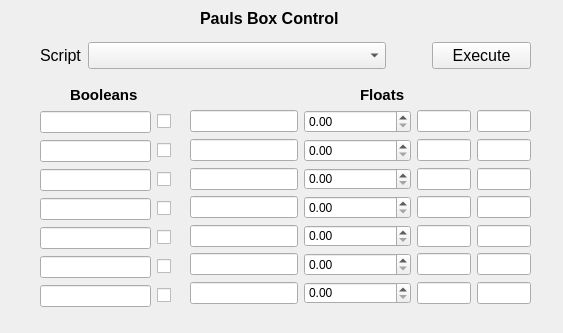
Above: lattice/old_files/paulboxfrontend.ui from HaeffnerLab/HaeffnerLabLattice before the change. Below: the same form after it.
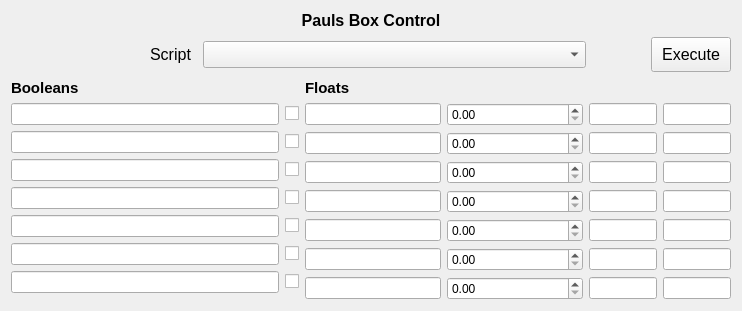
That is the form after the change.

What changed in the file:
```diff
--- a/lattice/old_files/paulboxfrontend.ui
+++ b/lattice/old_files/paulboxfrontend.ui
@@ -6,21 +6,36 @@
    <rect>
     <x>0</x>
     <y>0</y>
-    <width>563</width>
-    <height>333</height>
+    <width>742</width>
+    <height>311</height>
    </rect>
   </property>
+  <property name="sizePolicy">
+   <sizepolicy hsizetype="Preferred" vsizetype="Preferred">
+    <horstretch>2</horstretch>
+    <verstretch>2</verstretch>
+   </sizepolicy>
+  </property>
+  <property name="maximumSize">
+   <size>
+    <width>742</width>
+    <height>311</height>
+   </size>
+  </property>
   <property name="windowTitle">
    <string>Form</string>
   </property>
+  <layout class="QVBoxLayout" name="verticalLayout" stretch="0,1,1">
+   <property name="sizeConstraint">
+    <enum>QLayout::SetMinimumSize</enum>
+   </property>
+   <item>
   <widget class="QLabel" name="label_4">
-   <property name="geometry">
-    <rect>
-     <x>200</x>
-     <y>10</y>
-     <width>161</width>
-     <height>16</height>
-    </rect>
+     <property name="sizePolicy">
+      <sizepolicy hsizetype="Preferred" vsizetype="Minimum">
+       <horstretch>0</horstretch>
+       <verstretch>0</verstretch>
+      </sizepolicy>
    </property>
    <property name="font">
     <font>
@@ -32,20 +47,38 @@
    <property name="text">
     <string>Pauls Box Control</string>
    </property>
-  </widget>
-  <widget class="QWidget" name="horizontalLayoutWidget">
-   <property name="geometry">
-    <rect>
-     <x>40</x>
-     <y>40</y>
-     <width>491</width>
-     <height>31</height>
-    </rect>
-   </property>
-   <layout class="QHBoxLayout" name="horizontalLayout" stretch="0,3,1,1">
+     <property name="alignment">
+      <set>Qt::AlignCenter</set>
+     </property>
+    </widget>
+   </item>
+   <item>
+    <layout class="QHBoxLayout" name="horizontalLayout" stretch="2,1,6,1,1">
+     <property name="spacing">
+      <number>1</number>
+     </property>
     <property name="sizeConstraint">
      <enum>QLayout::SetDefaultConstraint</enum>
     </property>
+     <property name="topMargin">
+      <number>1</number>
+     </property>
+     <property name="bottomMargin">
+      <number>1</number>
+     </property>
+     <item>
+      <spacer name="horizontalSpacer_3">
+       <property name="orientation">
+        <enum>Qt::Horizontal</enum>
+       </property>
+       <property name="sizeHint" stdset="0">
+        <size>
+         <width>40</width>
+         <height>20</height>
+        </size>
+       </property>
+      </spacer>
+     </item>
     <item>
      <widget class="QLabel" name="label_5">
       <property name="font">
@@ -58,6 +91,9 @@
       <property name="text">
        <string>Script</string>
       </property>
+       <property name="alignment">
+        <set>Qt::AlignCenter</set>
+       </property>
      </widget>
     </item>
     <item>
@@ -75,11 +111,11 @@
        <enum>Qt::Horizontal</enum>
       </property>
       <property name="sizeType">
-       <enum>QSizePolicy::Fixed</enum>
+        <enum>QSizePolicy::MinimumExpanding</enum>
       </property>
       <property name="sizeHint" stdset="0">
        <size>
-        <width>40</width>
+         <width>30</width>
         <height>20</height>
        </size>
       </property>
@@ -87,6 +123,12 @@
     </item>
     <item>
      <widget class="QPushButton" name="execButton">
+       <property name="sizePolicy">
+        <sizepolicy hsizetype="Minimum" vsizetype="Minimum">
+         <horstretch>0</horstretch>
+         <verstretch>0</verstretch>
+        </sizepolicy>
+       </property>
       <property name="font">
        <font>
         <pointsize>12</pointsize>
@@ -120,17 +162,42 @@
      </widget>
     </item>
    </layout>
-  </widget>
-  <widget class="QWidget" name="gridLayoutWidget">
-   <property name="geometry">
-    <rect>
-     <x>40</x>
-     <y>110</y>
-     <width>131</width>
-     <height>201</height>
-    </rect>
-   </property>
-   <layout class="QGridLayout" name="gridLayout">
+   </item>
+   <item>
+    <layout class="QGridLayout" name="gridLayout_2">
+     <item row="0" column="0">
+      <widget class="QLabel" name="label_6">
+       <property name="font">
+        <font>
+         <pointsize>11</pointsize>
+         <weight>75</weight>
+         <bold>true</bold>
+        </font>
+       </property>
+       <property name="text">
+        <string>Booleans</string>
+       </property>
+      </widget>
+     </item>
+     <item row="0" column="1">
+      <widget class="QLabel" name="label_7">
+       <property name="font">
+        <font>
+         <pointsize>11</pointsize>
+         <weight>75</weight>
+         <bold>true</bold>
+        </font>
+       </property>
+       <property name="text">
+        <string>Floats</string>
+       </property>
+      </widget>
+     </item>
+     <item row="1" column="0">
+      <layout class="QGridLayout" name="gridLayout" columnminimumwidth="100,1">
+       <property name="verticalSpacing">
+        <number>6</number>
+       </property>
     <item row="0" column="0">
      <widget class="QLineEdit" name="cblineEdit_1">
       <property name="enabled">
@@ -233,25 +300,17 @@
      </widget>
     </item>
    </layout>
-  </widget>
-  <widget class="QWidget" name="gridLayoutWidget_2">
-   <property name="geometry">
-    <rect>
-     <x>190</x>
-     <y>110</y>
-     <width>341</width>
-     <height>194</height>
-    </rect>
-   </property>
-   <layout class="QGridLayout" name="gridLayout_3" rowstretch="0,0,0,0,0,0,0" columnstretch="2,2,1,1">
+     </item>
+     <item row="1" column="1">
+      <layout class="QGridLayout" name="gridLayout_3" rowstretch="0,0,0,0,0,0,0" columnstretch="2,2,1,1" columnminimumwidth="100,50,0,0">
     <property name="sizeConstraint">
      <enum>QLayout::SetDefaultConstraint</enum>
     </property>
     <property name="leftMargin">
      <number>0</number>
     </property>
-    <property name="horizontalSpacing">
-     <number>-1</number>
+       <property name="spacing">
+        <number>6</number>
     </property>
     <item row="0" column="0">
      <widget class="QLineEdit" name="fnamelineEdit_1">
@@ -308,7 +367,7 @@
        <double>0.000000000000000</double>
       </property>
       <property name="maximum">
-       <double>1000000.000000000000000</double>
+          <double>10000000.000000000000000</double>
       </property>
       <property name="value">
        <double>0.000000000000000</double>
@@ -321,7 +380,7 @@
        <double>0.000000000000000</double>
       </property>
       <property name="maximum">
-       <double>1000000.000000000000000</double>
+          <double>10000000.000000000000000</double>
       </property>
       <property name="value">
        <double>0.000000000000000</double>
@@ -334,7 +393,7 @@
        <double>0.000000000000000</double>
       </property>
       <property name="maximum">
-       <double>1000000.000000000000000</double>
+          <double>10000000.000000000000000</double>
       </property>
       <property name="value">
        <double>0.000000000000000</double>
@@ -347,7 +406,7 @@
        <double>0.000000000000000</double>
       </property>
       <property name="maximum">
-       <double>1000000.000000000000000</double>
+          <double>10000000.000000000000000</double>
       </property>
       <property name="value">
        <double>0.000000000000000</double>
@@ -360,7 +419,7 @@
        <double>0.000000000000000</double>
       </property>
       <property name="maximum">
-       <double>1000000.000000000000000</double>
+          <double>10000000.000000000000000</double>
       </property>
       <property name="value">
        <double>0.000000000000000</double>
@@ -373,7 +432,7 @@
        <double>0.000000000000000</double>
       </property>
       <property name="maximum">
-       <double>1000000.000000000000000</double>
+          <double>10000000.000000000000000</double>
       </property>
       <property name="value">
        <double>0.000000000000000</double>
@@ -386,7 +445,7 @@
        <double>0.000000000000000</double>
       </property>
       <property name="maximum">
-       <double>1000000.000000000000000</double>
+          <double>10000000.000000000000000</double>
       </property>
       <property name="value">
        <double>0.000000000000000</double>
@@ -435,13 +494,6 @@
       </property>
      </widget>
     </item>
-    <item row="6" column="2">
-     <widget class="QLineEdit" name="minlineEdit_7">
-      <property name="readOnly">
-       <bool>true</bool>
-      </property>
-     </widget>
-    </item>
     <item row="0" column="3">
      <widget class="QLineEdit" name="maxlineEdit_1">
       <property name="readOnly">
@@ -491,48 +543,18 @@
       </property>
      </widget>
     </item>
-   </layout>
-  </widget>
-  <widget class="QLabel" name="label_6">
-   <property name="geometry">
-    <rect>
-     <x>70</x>
-     <y>80</y>
-     <width>81</width>
-     <height>29</height>
-    </rect>
-   </property>
-   <property name="font">
-    <font>
-     <pointsize>11</pointsize>
-     <weight>75</weight>
-     <bold>true</bold>
-    </font>
-   </property>
-   <property name="text">
-    <string>Booleans</string>
-   </property>
-  </widget>
-  <widget class="QLabel" name="label_7">
-   <property name="geometry">
-    <rect>
-     <x>360</x>
-     <y>80</y>
-     <width>81</width>
-     <height>29</height>
-    </rect>
-   </property>
-   <property name="font">
-    <font>
-     <pointsize>11</pointsize>
-     <weight>75</weight>
-     <bold>true</bold>
-    </font>
-   </property>
-   <property name="text">
-    <string>Floats</string>
-   </property>
-  </widget>
+       <item row="6" column="2">
+        <widget class="QLineEdit" name="minlineEdit_7">
+         <property name="readOnly">
+          <bool>true</bool>
+         </property>
+        </widget>
+       </item>
+      </layout>
+     </item>
+    </layout>
+   </item>
+  </layout>
  </widget>
  <resources/>
  <connections/>
```
Lines whose indentation alone changed are shown as unchanged.
